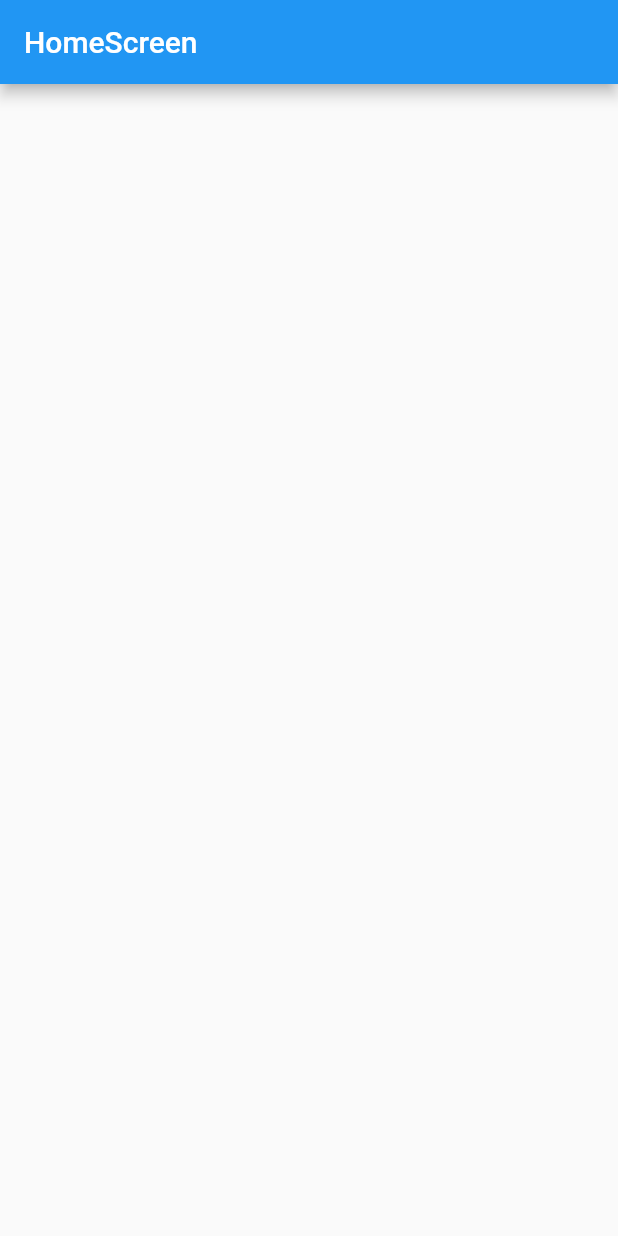
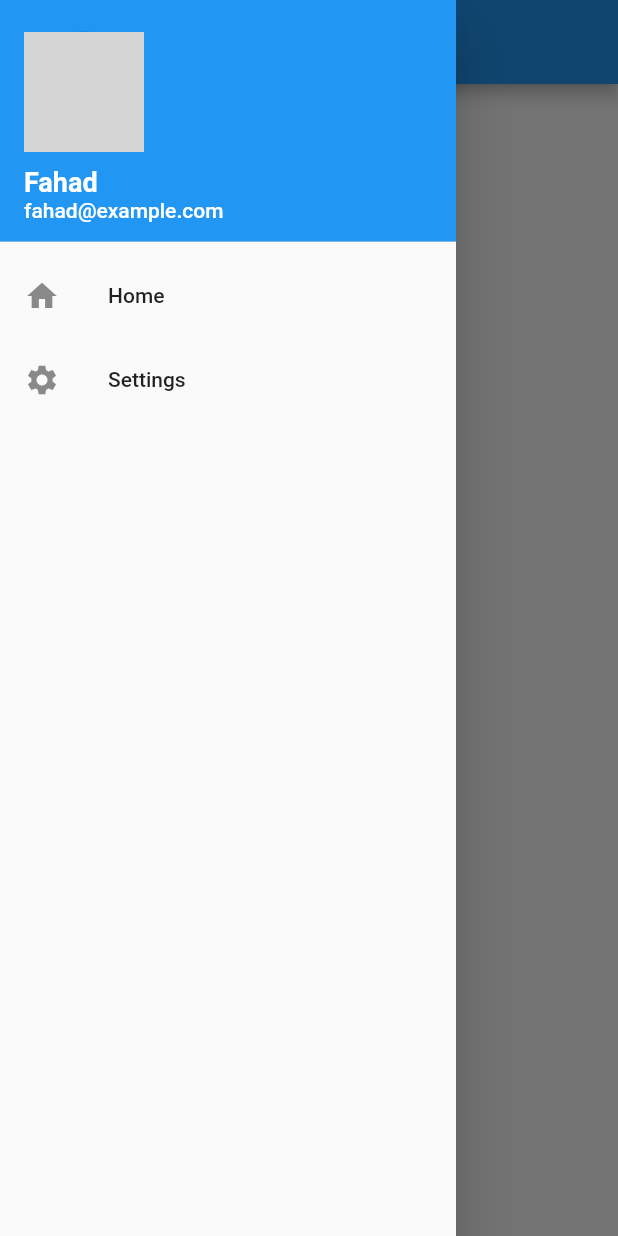
Before and after one commit to FahadMehboob/git_practice, a Flutter app: the screen it shows after launch, with the side drawer open (before the commit the screen has no drawer), on a phone screen of 412 x 824 dp. Run offline on Flutter 3.47's test engine with Material 2 defaults, Android fonts, the phone set to English and light mode, and no system bars; network calls fail; grey boxes are pictures that could not be loaded.

```diff
--- a/lib/home_screen.dart
+++ b/lib/home_screen.dart
@@ -1,7 +1,7 @@
-import "package:flutter/material.dart";
+import 'package:flutter/material.dart';
 
 class HomeScreen extends StatefulWidget {
-  const HomeScreen({super.key});
+  const HomeScreen({Key? key}) : super(key: key);
 
   @override
   State<HomeScreen> createState() => _HomeScreenState();
@@ -14,6 +14,63 @@ class _HomeScreenState extends State<HomeScreen> {
       appBar: AppBar(
         title: const Text("HomeScreen"),
       ),
+      drawer: Drawer(
+        child: ListView(
+          padding: EdgeInsets.zero,
+          children: [
+            DrawerHeader(
+              decoration: BoxDecoration(
+                color: Theme.of(context).primaryColor,
+              ),
+              child: Column(
+                mainAxisAlignment: MainAxisAlignment.center,
+                crossAxisAlignment: CrossAxisAlignment.start,
+                children: const [
+                  CircleAvatar(
+                    radius: 40,
+                    backgroundImage: NetworkImage(
+                      "https://png.pngtree.com/element_our/20190529/ourlarge/pngtree-user-cartoon-avatar-pattern-flat-avatar-image_1200091.jpg",
+                    ),
+                  ),
+                  SizedBox(height: 10),
+                  Text(
+                    "Fahad",
+                    style: TextStyle(
+                      color: Colors.white,
+                      fontSize: 18,
+                      fontWeight: FontWeight.bold,
+                    ),
+                  ),
+                  Text(
+                    "fahad@example.com",
+                    style: TextStyle(
+                      color: Colors.white,
+                      fontSize: 14,
+                    ),
+                  ),
+                ],
+              ),
+            ),
+            ListTile(
+              leading: const Icon(Icons.home),
+              title: const Text("Home"),
+              onTap: () {
+                // Navigate to home screen or perform relevant action
+                Navigator.pop(context);
+              },
+            ),
+            ListTile(
+              leading: const Icon(Icons.settings),
+              title: const Text("Settings"),
+              onTap: () {
+                // Navigate to settings screen or perform relevant action
+                Navigator.pop(context);
+              },
+            ),
+            // Add more list tiles for additional options
+          ],
+        ),
+      ),
     );
   }
 }
```
